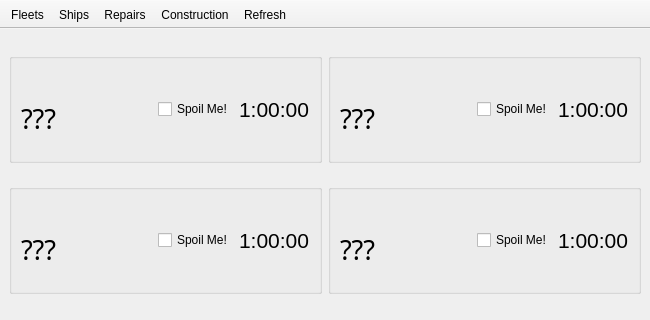
Before: the Qt Designer form KCMainWindow.ui in KanColleTool/kct-tool, drawn with Qt 5.
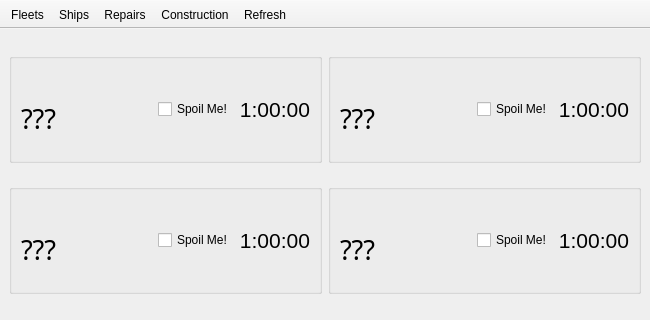
After: the same form once the commit is applied. The open tabs and pages were chosen to show the change.

Commit message: Prevent the spoiler buttons from floating around

```diff
--- a/KCMainWindow.ui
+++ b/KCMainWindow.ui
@@ -2428,6 +2428,12 @@
                <verstretch>0</verstretch>
               </sizepolicy>
              </property>
+             <property name="minimumSize">
+              <size>
+               <width>70</width>
+               <height>0</height>
+              </size>
+             </property>
              <property name="font">
               <font>
                <family>Arial</family>
@@ -2437,6 +2443,9 @@
              <property name="text">
               <string>1:00:00</string>
              </property>
+             <property name="alignment">
+              <set>Qt::AlignRight|Qt::AlignTrailing|Qt::AlignVCenter</set>
+             </property>
             </widget>
            </item>
           </layout>
@@ -2559,6 +2568,12 @@
                <verstretch>0</verstretch>
               </sizepolicy>
              </property>
+             <property name="minimumSize">
+              <size>
+               <width>70</width>
+               <height>0</height>
+              </size>
+             </property>
              <property name="font">
               <font>
                <family>Arial</family>
@@ -2568,6 +2583,9 @@
              <property name="text">
               <string>1:00:00</string>
              </property>
+             <property name="alignment">
+              <set>Qt::AlignRight|Qt::AlignTrailing|Qt::AlignVCenter</set>
+             </property>
             </widget>
            </item>
           </layout>
@@ -2690,6 +2708,12 @@
                <verstretch>0</verstretch>
               </sizepolicy>
              </property>
+             <property name="minimumSize">
+              <size>
+               <width>70</width>
+               <height>0</height>
+              </size>
+             </property>
              <property name="font">
               <font>
                <family>Arial</family>
@@ -2699,6 +2723,9 @@
              <property name="text">
               <string>1:00:00</string>
              </property>
+             <property name="alignment">
+              <set>Qt::AlignRight|Qt::AlignTrailing|Qt::AlignVCenter</set>
+             </property>
             </widget>
            </item>
           </layout>
@@ -2821,6 +2848,12 @@
                <verstretch>0</verstretch>
               </sizepolicy>
              </property>
+             <property name="minimumSize">
+              <size>
+               <width>70</width>
+               <height>0</height>
+              </size>
+             </property>
              <property name="font">
               <font>
                <family>Arial</family>
@@ -2830,6 +2863,9 @@
              <property name="text">
               <string>1:00:00</string>
              </property>
+             <property name="alignment">
+              <set>Qt::AlignRight|Qt::AlignTrailing|Qt::AlignVCenter</set>
+             </property>
             </widget>
            </item>
           </layout>
```
Left out of the diff: 2 changed lines with no effect on the pictures.
